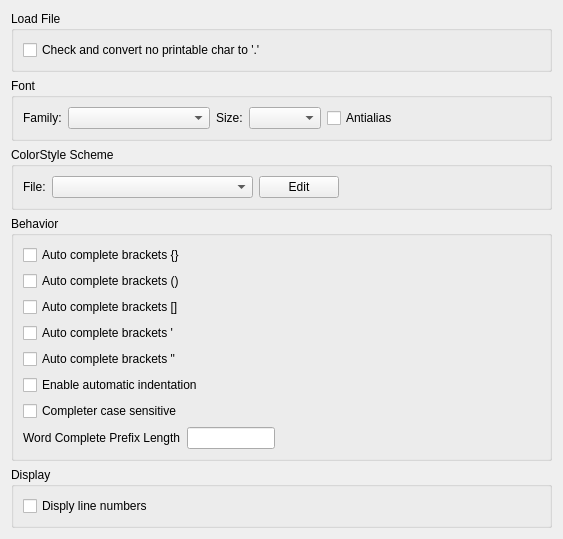
Qt form liteidex/src/plugins/liteeditor/liteeditoroption.ui (visualfc/liteide) before a commit.
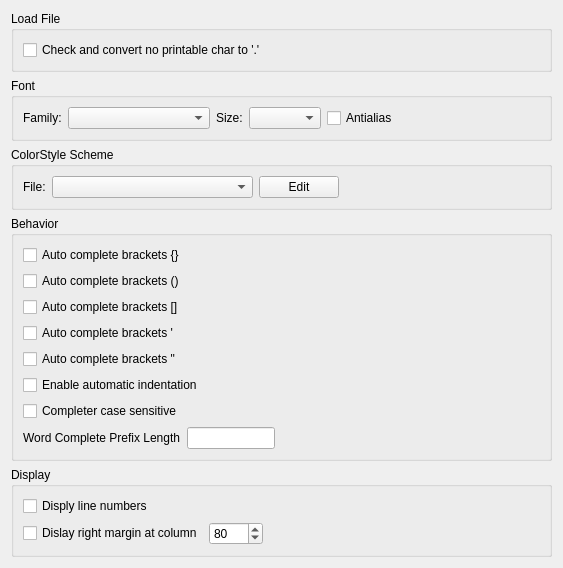
The same form after that commit.

The edit to the form file:
```diff
--- a/liteidex/src/plugins/liteeditor/liteeditoroption.ui
+++ b/liteidex/src/plugins/liteeditor/liteeditoroption.ui
@@ -7,7 +7,7 @@
     <x>0</x>
     <y>0</y>
     <width>563</width>
-    <height>405</height>
+    <height>459</height>
    </rect>
   </property>
   <property name="windowTitle">
@@ -236,7 +236,7 @@
      <property name="title">
       <string>Display</string>
      </property>
-     <layout class="QHBoxLayout" name="horizontalLayout_4">
+     <layout class="QVBoxLayout" name="verticalLayout_4">
       <item>
        <widget class="QCheckBox" name="lineNumberVisibleCheckBox">
         <property name="text">
@@ -244,6 +244,43 @@
         </property>
        </widget>
       </item>
+      <item>
+       <layout class="QHBoxLayout" name="horizontalLayout_4">
+        <item>
+         <widget class="QCheckBox" name="rightLineVisibleCheckBox">
+          <property name="text">
+           <string>Dislay right margin at column</string>
+          </property>
+         </widget>
+        </item>
+        <item>
+         <widget class="QSpinBox" name="rightLineWidthSpinBox">
+          <property name="minimum">
+           <number>1</number>
+          </property>
+          <property name="maximum">
+           <number>1024</number>
+          </property>
+          <property name="value">
+           <number>80</number>
+          </property>
+         </widget>
+        </item>
+        <item>
+         <spacer name="horizontalSpacer_4">
+          <property name="orientation">
+           <enum>Qt::Horizontal</enum>
+          </property>
+          <property name="sizeHint" stdset="0">
+           <size>
+            <width>40</width>
+            <height>20</height>
+           </size>
+          </property>
+         </spacer>
+        </item>
+       </layout>
+      </item>
      </layout>
     </widget>
    </item>
```
